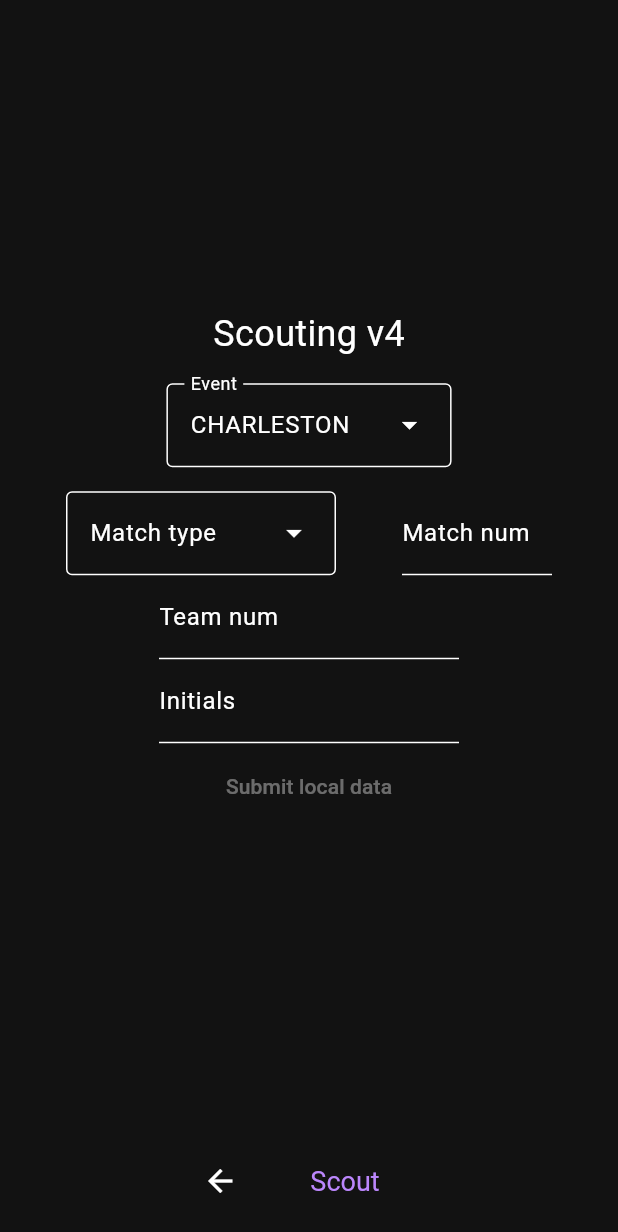
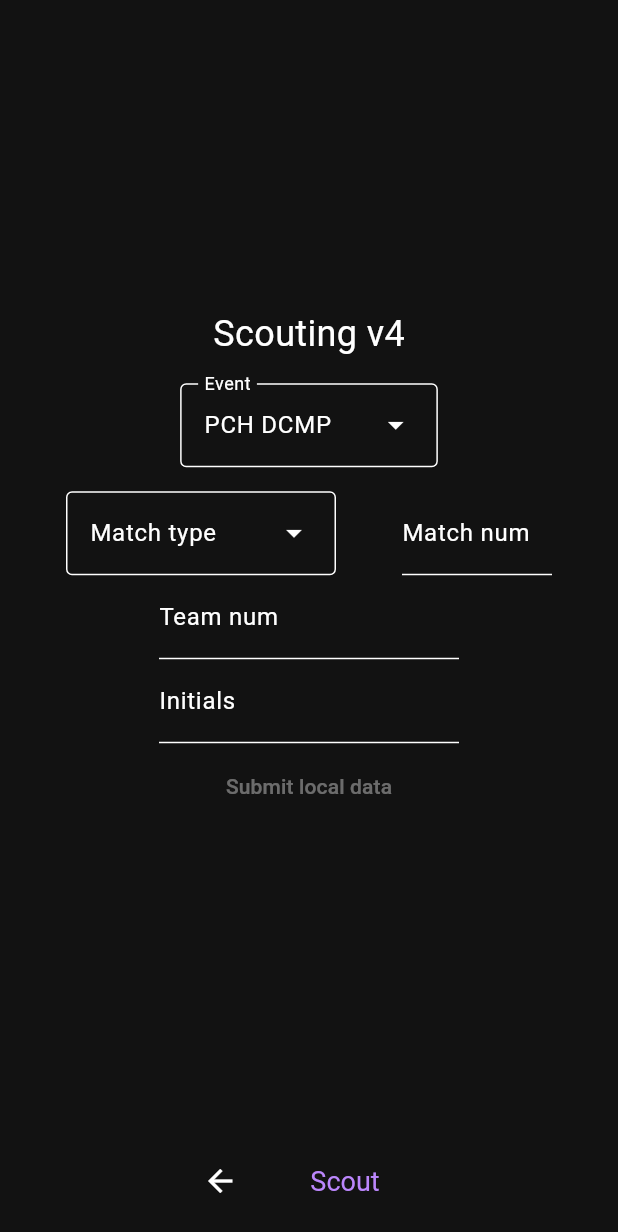
Before and after one commit to 4533-phoenix/flutter-scouting-v4, a Flutter app: the screen it shows after launch, on a phone screen of 412 x 824 dp. Shown: the top 1232 px of the screen. Run offline on Flutter 3.47's test engine with Material 3 defaults, Android fonts, the light colour scheme and no system bars; our stand-ins replace dio, shared_preferences; missing offline and left inert: gsheets, tba_api_v3; key blocks and very long unbroken strings in the code were emptied for the run.

Commit message:
Update sheet ID and fix dart async junk

```diff
--- a/lib/main.dart
+++ b/lib/main.dart
@@ -15,6 +15,8 @@ void main() async {
 
 class Main extends StatefulWidget {
   const Main({super.key});
+
+	static bool submitInProgress = false;
 
   @override
   State<Main> createState() => _Main();
@@ -270,6 +272,8 @@ class Home extends StatefulWidget {
   int matchNum = -1;
   String scouter = '';
 
+	bool submitInProgress = false;
+
   @override
   State<Home> createState() => _Home();
 }
@@ -327,7 +331,7 @@ class _Home extends State<Home> {
   Widget build(BuildContext context) {
     Timer.run(() async {
       if (db != null) {
-			if (db!.containsKey('matches')) {
+        if (db!.containsKey('matches') && !widget.submitInProgress) {
           setState(() {
             onSubmitLocal = () {
               setState(() {
@@ -360,7 +364,7 @@ class _Home extends State<Home> {
               label: Text('Event'),
               initialSelection: 'scchs2024',
               dropdownMenuEntries: [
-                DropdownMenuEntry(value: 'scchs2024', label: 'CHARLESTON'),
+                DropdownMenuEntry(value: 'scchs2024', label: 'PCH DCMP'),
               ],
             )),
         Row(
@@ -434,7 +438,9 @@ class _Home extends State<Home> {
         SizedBox(
           width: 200,
           height: 50,
-				child: Padding(padding: const EdgeInsets.only(top: 8), child: TextButton(
+          child: Padding(
+              padding: const EdgeInsets.only(top: 8),
+              child: TextButton(
                 onPressed: onSubmitLocal,
                 child: const Text('Submit local data'),
               )),
--- a/pubspec.yaml
+++ b/pubspec.yaml
@@ -39,6 +39,7 @@ dependencies:
   tba_api_v3: ^1.1.1
 
   dio: any
+  shared_preferences: ^2.2.2
 dev_dependencies:
   flutter_test:
     sdk: flutter
```
Also changed, not shown: lib/sheets.dart (+17 -6 lines), pubspec.lock. Lines whose indentation alone changed are shown as unchanged.
